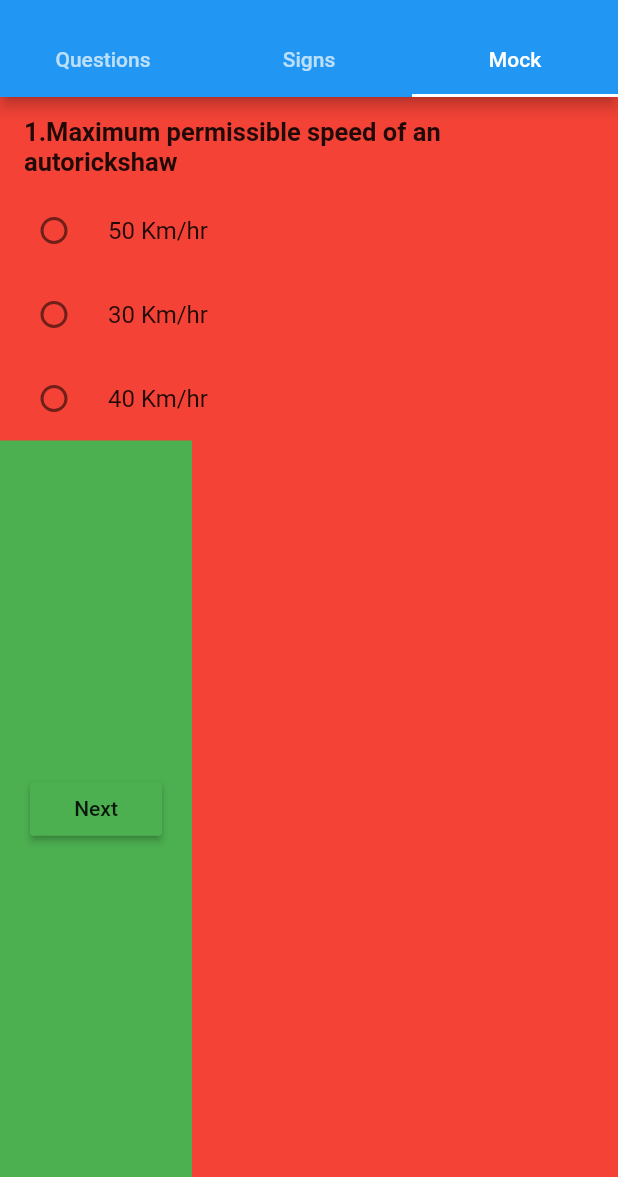
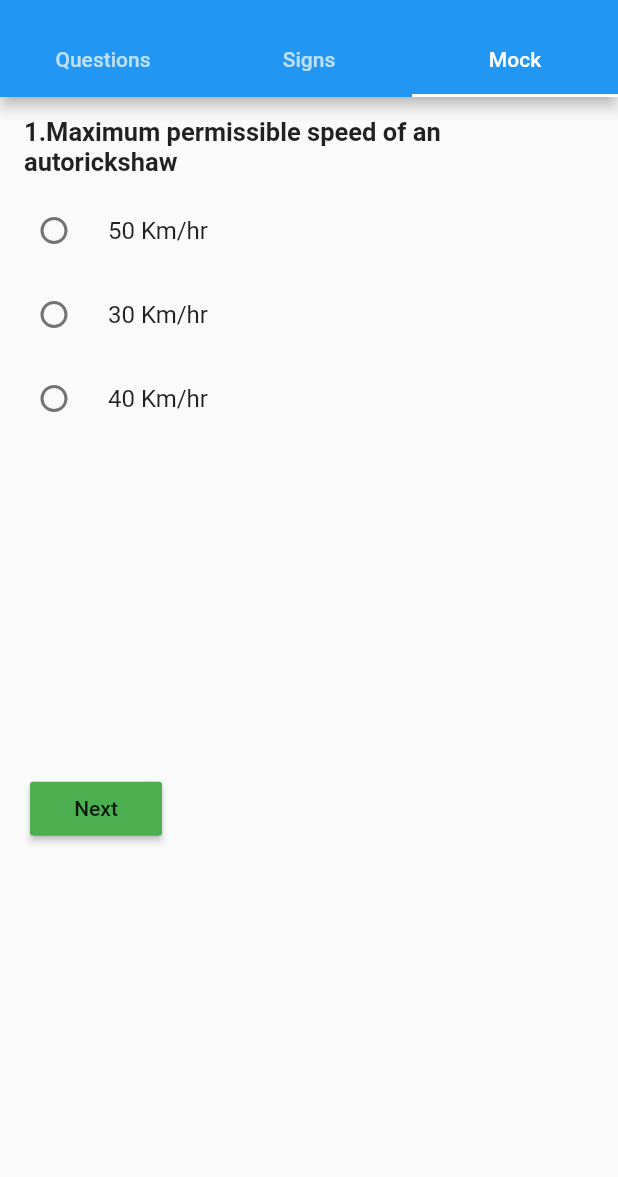
Before and after one commit to sheminanto/learners_app, a Flutter app: the screen it shows after launch, tab 3 chosen, on a phone screen of 412 x 824 dp, the part 59-1236 px from its top. Run offline on Flutter 3.47's test engine with Material 2 defaults, Android fonts, the phone set to English and light mode, and no system bars.

Commit message:
Update mock.dart

```diff
--- a/lib/mock.dart
+++ b/lib/mock.dart
@@ -95,7 +95,7 @@ class _MockState extends State<Mock> {
     // TODO: implement build
     return _index < 20 && !timeout
         ? Container(
-            color: Colors.red,
+            // color: Colors.red,
             padding: EdgeInsets.only(top: 5),
             child: Column(
               children: <Widget>[
@@ -143,7 +143,7 @@ class _MockState extends State<Mock> {
                   crossAxisAlignment: CrossAxisAlignment.stretch,
                   children: [
                     Container(
-                      color: Colors.green,
+                      // color: Colors.green,
                       padding: EdgeInsets.all(20),
                       alignment: Alignment.center,
                       child: RaisedButton(
```
